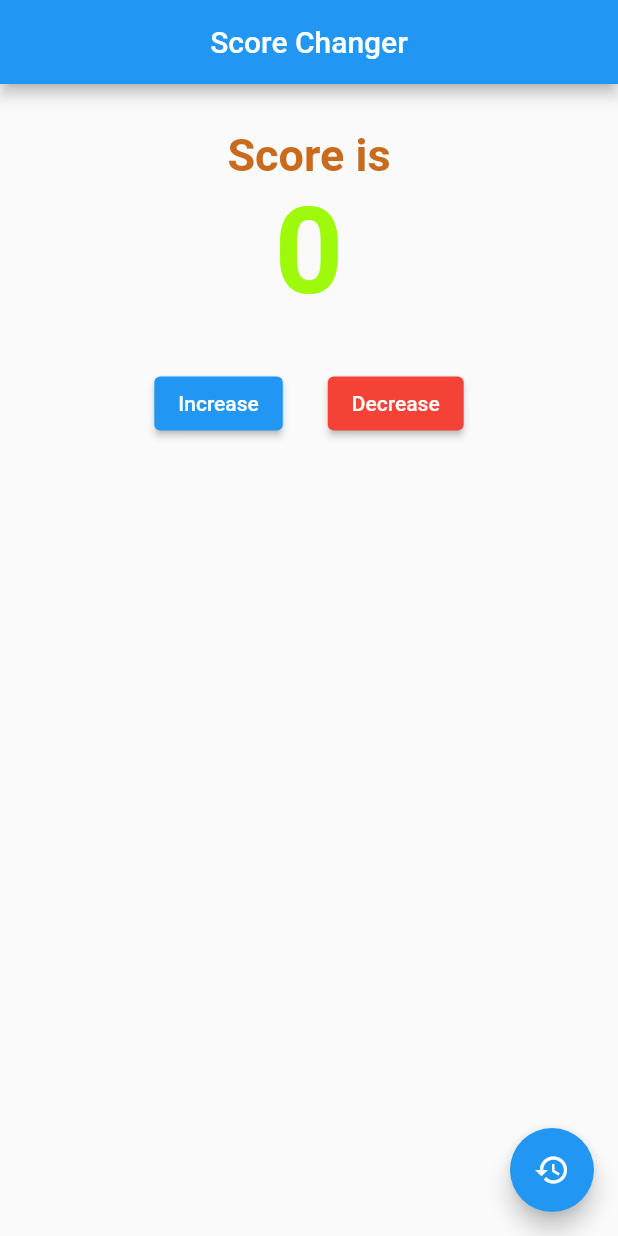
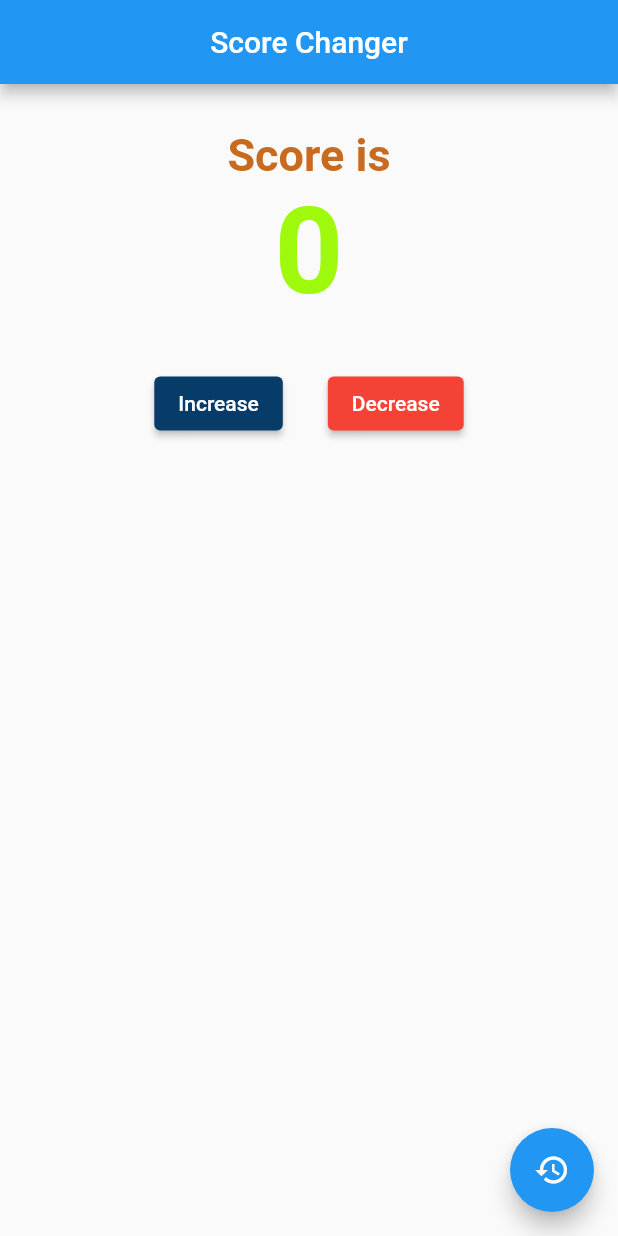
Before and after one commit to Manish-hash/ScoreApp, a Flutter app: the screen it shows after launch, on a phone screen of 412 x 824 dp. Run offline on Flutter 3.47's test engine with Material 2 defaults, Android fonts, the phone set to English and light mode, and no system bars.

Commit message:
changes color

```diff
--- a/lib/main.dart
+++ b/lib/main.dart
@@ -90,7 +90,7 @@ class _ScoreHomeState extends State<ScoreHome> {
                 ElevatedButton(
                   style: ButtonStyle(
                     backgroundColor:
-                        MaterialStateProperty.all<Color>(Colors.blue),
+                        MaterialStateProperty.all<Color>(const Color.fromARGB(255, 7, 60, 104)),
                   ),
                   onPressed: increaseScore,
                   child: const Text("Increase"),
```
